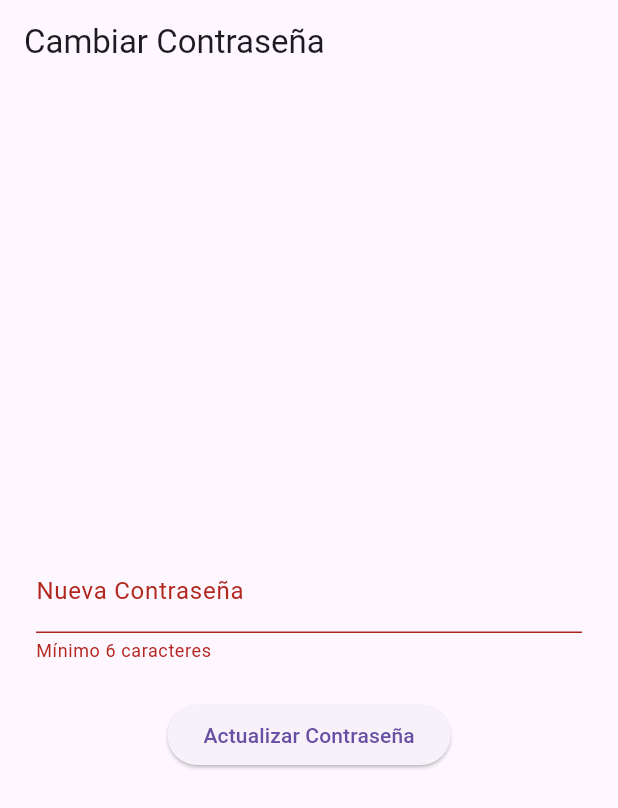
After one commit to ihc-team/Project2-IHC, a Flutter app: the ChangePasswordScreen screen opened by its route, after a tap on "Actualizar Contraseña", on a phone screen of 412 x 824 dp. The commit adds this screen. Shown: the top 808 px of the screen. Run offline on Flutter 3.47's test engine with Material 3 defaults, Android fonts, the phone set to English and light mode, and no system bars; our stand-ins replace flutter_dotenv, go_router, supabase_flutter; accounts and stored records are empty.

Commit message:
El usuario ya puede cambiar contraseña sin problemas

```diff
--- a/lib/router/app_router.dart
+++ b/lib/router/app_router.dart
@@ -4,6 +4,8 @@ import '../screens/home_screen.dart';
 import '../screens/login_screen.dart';
 import '../screens/register_screen.dart';
 import '../screens/movements_screen.dart';
+import '../screens/change_password_screen.dart';
+
 
 final appRouter = GoRouter(
   initialLocation: '/',
@@ -14,7 +16,8 @@ final appRouter = GoRouter(
     final session = Supabase.instance.client.auth.currentSession;
 
     // Comprueba si el usuario intenta ir a una ruta privada
-    final isGoingPrivate = state.matchedLocation == '/movements';
+    final isGoingPrivate = state.matchedLocation == '/movements' || state.matchedLocation == '/change-password';
+
 
     // Comprueba si el usuario intenta ir a una ruta publica
     final isGoingPublicAuth = state.matchedLocation == '/' ||
@@ -47,6 +50,10 @@ final appRouter = GoRouter(
       builder: (context, state) => const RegisterScreen(),
     ),
     GoRoute(
+      path: '/change-password',
+      builder: (context, state) => const ChangePasswordScreen(),
+    ),
+    GoRoute(
       path: '/movements',
       builder: (context, state) => const MovementsScreen(),
     ),
--- /dev/null
+++ b/lib/screens/change_password_screen.dart
@@ -0,0 +1,92 @@
+import 'package:flutter/material.dart';
+import 'package:go_router/go_router.dart';
+import 'package:supabase_flutter/supabase_flutter.dart';
+import '../services/auth_service.dart';
+
+// Pantalla para cambiar la contraseña del usuario autenticado
+class ChangePasswordScreen extends StatefulWidget {
+  const ChangePasswordScreen({super.key});
+
+  @override
+  State<ChangePasswordScreen> createState() => _ChangePasswordScreenState();
+}
+
+// Es una clase estado para guardar la nueva contraseña del usuario
+class _ChangePasswordScreenState extends State<ChangePasswordScreen> {
+  final _formKey = GlobalKey<FormState>();
+  final _passwordController = TextEditingController();
+  final _authService = AuthService();
+  bool _isLoading = false;
+
+  // Este metodo que se ejecuta cuando el usuario presiona el boton de cambiar contraseña
+  Future<void> _handleChangePassword() async {
+    if (!_formKey.currentState!.validate()) return;
+
+    setState(() => _isLoading = true);
+
+    try {
+      await _authService.updatePassword(_passwordController.text.trim());
+
+      // Si el widget no se ha desmontado, es decir que la pantalla sigue existiendo
+      // entonces se muestra un mensaje de exito y vuelve a "Mis Movimientos"
+      if (mounted) {
+        ScaffoldMessenger.of(context).showSnackBar(
+          const SnackBar(content: Text('¡Contraseña actualizada con éxito!')),
+        );
+        context.go('/movements'); // vuelve a "Mis Movimientos"
+      }
+    } on AuthException catch (e) {
+      if (mounted) {
+        ScaffoldMessenger.of(context).showSnackBar(
+          SnackBar(content: Text(e.message), backgroundColor: Colors.red),
+        );
+      }
+    } finally {
+      if (mounted) setState(() => _isLoading = false);
+    }
+  }
+
+  // Este metodo se ejecuta cuando el widget se elimina de la pantalla
+  @override
+  void dispose() {
+    _passwordController.dispose();
+    super.dispose();
+  }
+
+  // Este metodo devuelve el widget a mostrar
+  // este widget es la pantalla con un formulario para cambiar la contraseña
+  @override
+  Widget build(BuildContext context) {
+    return Scaffold(
+      appBar: AppBar(title: const Text('Cambiar Contraseña')),
+      body: Padding(
+        padding: const EdgeInsets.all(24.0),
+        child: Form(
+          key: _formKey,
+          child: Column(
+            mainAxisAlignment: MainAxisAlignment.center,
+            children: [
+              TextFormField(
+                controller: _passwordController,
+                obscureText: true,
+                decoration: const InputDecoration(
+                  labelText: 'Nueva Contraseña',
+                  hintText: 'Ingresa tu nueva clave',
+                ),
+                validator: (val) =>
+                    val == null || val.length < 6 ? 'Mínimo 6 caracteres' : null,
+              ),
+              const SizedBox(height: 24),
+              _isLoading
+                  ? const CircularProgressIndicator()
+                  : ElevatedButton(
+                      onPressed: _handleChangePassword,
+                      child: const Text('Actualizar Contraseña'),
+                    ),
+            ],
+          ),
+        ),
+      ),
+    );
+  }
+}
--- a/lib/screens/movements_screen.dart
+++ b/lib/screens/movements_screen.dart
@@ -51,6 +51,13 @@ class MovementsScreen extends StatelessWidget {
                 style: const TextStyle(fontSize: 16, color: Colors.grey),
               ),
 
+              const SizedBox(height: 24),
+
+              OutlinedButton.icon(
+                onPressed: () => context.push('/change-password'),
+                icon: const Icon(Icons.key),
+                label: const Text('Cambiar Contraseña'),
+              ),
 
             ],
           ),
```
